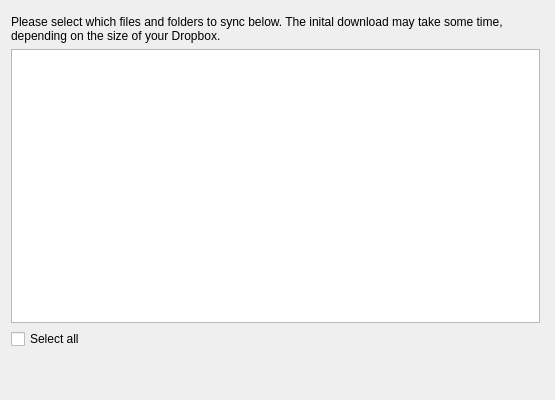
First picture: the form in maestral_qt/resources/setup_dialog.ui, repository samschott/maestral-qt, before the edit.
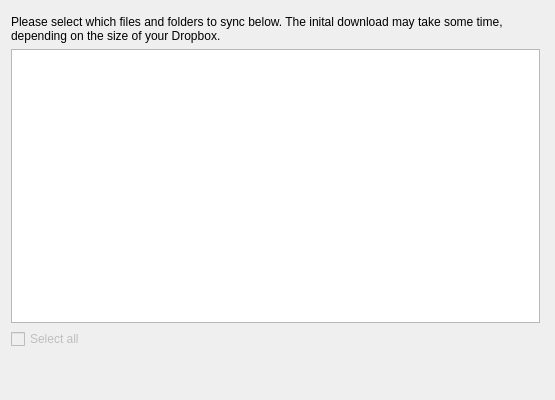
Second picture: the form after the edit. The open tabs and pages were chosen to show the change. Icons and pictures are not drawn. Custom widgets are drawn as their Qt base class.

Commit message:
disable select all checked in setup dialog...
... if folders have not been loaded

What changed in the file:
```diff
--- a/maestral_qt/resources/setup_dialog.ui
+++ b/maestral_qt/resources/setup_dialog.ui
@@ -407,6 +407,9 @@
        </item>
        <item row="2" column="0">
         <widget class="QCheckBox" name="selectAllCheckBox">
+         <property name="enabled">
+          <bool>false</bool>
+         </property>
          <property name="text">
           <string>Select all</string>
          </property>
```
Left out of the diff: 2 changed lines with no effect on the pictures.
